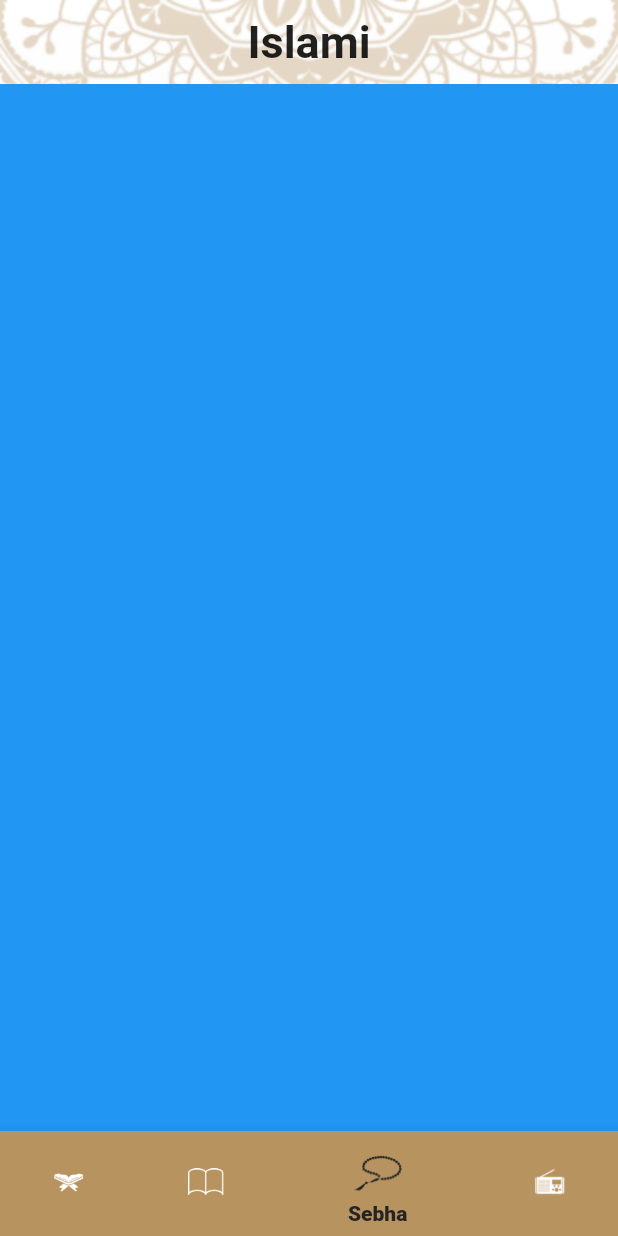
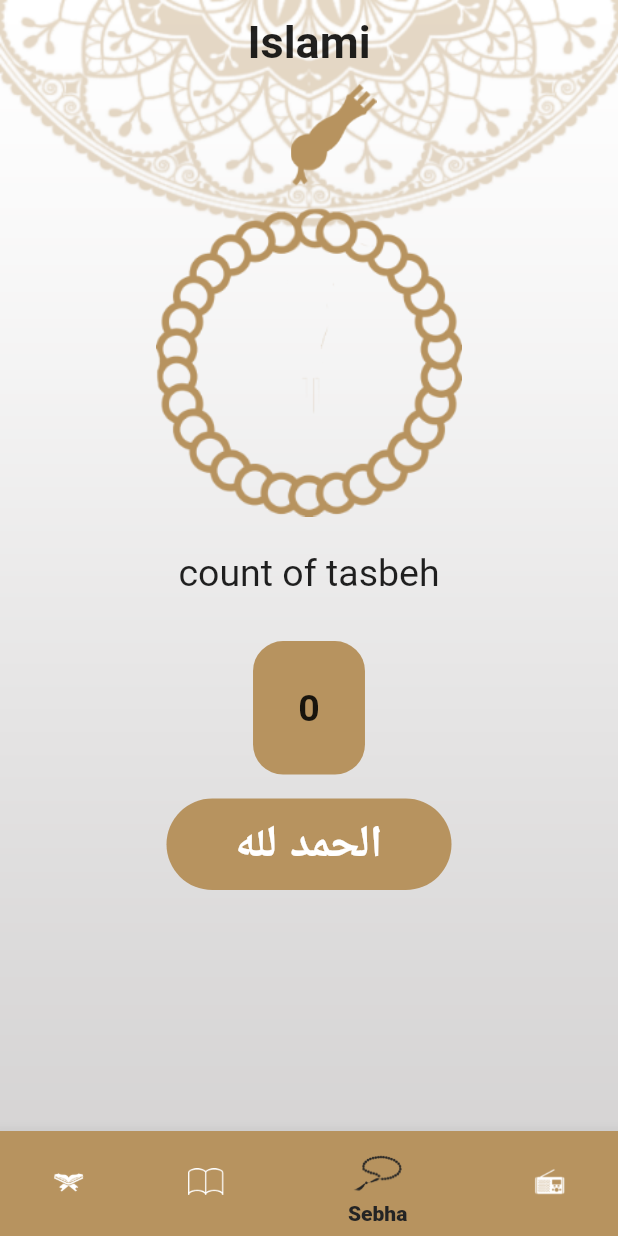
Before and after one commit to elnefyawi/islami_app_route, a Flutter app: the screen it shows after launch, item 3 of the bottom bar chosen, on a phone screen of 412 x 824 dp. Run offline on Flutter 3.47's test engine with Material 2 defaults, Android fonts, the phone set to English and light mode, and no system bars.

Commit message:
end_sebha_tab

```diff
--- a/lib/hadeth/Hadeth_details_screen.dart
+++ b/lib/hadeth/Hadeth_details_screen.dart
@@ -33,14 +33,14 @@ class _HadethDetailsScreenState extends State<HadethDetailsScreen> {
           margin: EdgeInsets.symmetric(
               vertical: MediaQuery.of(context).size.height * 0.06,
               horizontal: MediaQuery.of(context).size.width * 0.03),
-          padding: EdgeInsets.all(10),
+          padding: const EdgeInsets.all(10),
           decoration: BoxDecoration(
               color: MyTheme.whiteColor,
               borderRadius: BorderRadius.circular(15)),
           child: ListView.builder(
             itemBuilder: ((context, index) {
               return ItemHadethDetails(
-                contant: '${args.content[index]}',
+                contant: args.content[index],
               );
             }),
             itemCount: args.content.length,
--- a/lib/hadeth/hadeth_tab.dart
+++ b/lib/hadeth/hadeth_tab.dart
@@ -30,12 +30,12 @@ class _HadethTabState extends State<HadethTab> {
         thickness: 3,
       ),
       ahadethLines.isEmpty
-          ? Center(child: CircularProgressIndicator())
+          ? const Center(child: CircularProgressIndicator())
           : Expanded(
               child: ListView.separated(
                 separatorBuilder: (context, index) {
                   return Container(
-                    margin: EdgeInsets.all(10),
+                    margin: const EdgeInsets.all(10),
                   );
                 },
                 itemBuilder: (context, index) {
@@ -54,8 +54,6 @@ class _HadethTabState extends State<HadethTab> {
         await rootBundle.loadString('assets/files/hadeth.txt');
     List<String> hadethlist = hadethContant.split('#\r\n');
     for (int i = 0; i < hadethlist.length; i++) {
-      print(hadethlist[i]);
-      print('--------------');
       List<String> hadethLines = hadethlist[i].split('\n');
       String title = hadethLines[0];
       hadethLines.removeAt(0);
--- a/lib/my_theme.dart
+++ b/lib/my_theme.dart
@@ -5,6 +5,7 @@ class MyTheme {
   static Color primaryLight = const Color(0xffB7935F);
   static Color blackColor = const Color(0xff242424);
   static Color whiteColor = const Color(0xffFFFFFF);
+
   static ThemeData lightMode = ThemeData(
     primaryColor: primaryLight,
     scaffoldBackgroundColor: Colors.transparent,
--- a/lib/radio/redio_tab.dart
+++ b/lib/radio/redio_tab.dart
@@ -1,4 +1,5 @@
 import 'package:flutter/material.dart';
+import 'package:islami_app_route_1/my_theme.dart';
 
 class RedioTab extends StatelessWidget {
   @override
@@ -20,16 +21,22 @@ class RedioTab extends StatelessWidget {
               style: Theme.of(context).textTheme.titleMedium,
               textAlign: TextAlign.center,
             )),
-        const Row(
+        Row(
           mainAxisAlignment: MainAxisAlignment.spaceEvenly,
           children: [
             Icon(
               Icons.skip_previous,
+              color: MyTheme.primaryLight,
               size: 35,
             ),
-            Icon(Icons.play_arrow, size: 50),
+            Icon(
+              Icons.play_arrow,
+              size: 50,
+              color: MyTheme.primaryLight,
+            ),
             Icon(
               Icons.skip_next,
+              color: MyTheme.primaryLight,
               size: 35,
             ),
           ],
--- a/lib/sebha/sebha_tab.dart
+++ b/lib/sebha/sebha_tab.dart
@@ -1,10 +1,102 @@
 import 'package:flutter/material.dart';
+import 'package:islami_app_route_1/my_theme.dart';
 
-class SebhaTab extends StatelessWidget {
+class SebhaTab extends StatefulWidget {
+  @override
+  State<SebhaTab> createState() => _SebhaTabState();
+}
+
+class _SebhaTabState extends State<SebhaTab> {
+  int counter = 0;
+  String zekr = 'الحمد لله';
+
   @override
   Widget build(BuildContext context) {
-    return Container(
-      color: Colors.blue,
+    return Column(
+      crossAxisAlignment: CrossAxisAlignment.stretch,
+      children: [
+        Container(
+            margin:
+                EdgeInsets.only(left: MediaQuery.of(context).size.width * 0.08),
+            child: Image.asset(
+              'assets/images/sebha_logo_head.png',
+              height: MediaQuery.of(context).size.width * 0.2,
+              width: MediaQuery.of(context).size.width * 0.2,
+            )),
+        Container(
+            child: InkWell(
+                onTap: () {
+                  counter++;
+
+                  setState(() {
+                    if (counter <= 33) {
+                      zekr = 'الحمد لله';
+                    } else if (counter > 33 && counter <= 66) {
+                      zekr = 'الله اكبر';
+                    } else if (counter > 66 && counter <= 99) {
+                      zekr = 'سبحان الله';
+                    } else {
+                      zekr = 'لا الله الا الله';
+                    }
+                  });
+                },
+                child: Image.asset(
+                  'assets/images/sebha_logo_body.png',
+                  height: MediaQuery.of(context).size.width * 0.5,
+                  width: MediaQuery.of(context).size.width * 0.5,
+                ))),
+        Padding(
+          padding: const EdgeInsets.all(8.0),
+          child: Container(
+              margin: EdgeInsets.all(15),
+              child: Text(
+                'count of tasbeh',
+                textAlign: TextAlign.center,
+                style: Theme.of(context).textTheme.titleMedium,
+              )),
+        ),
+        Padding(
+          padding: const EdgeInsets.all(8.0),
+          child: Container(
+            margin: EdgeInsets.only(
+              left: MediaQuery.of(context).size.width * 0.39,
+              right: MediaQuery.of(context).size.width * 0.39,
+            ),
+            padding: EdgeInsets.only(top: 30, bottom: 30),
+            decoration: BoxDecoration(
+                borderRadius: BorderRadius.circular(20),
+                color: MyTheme.primaryLight),
+            child: Text(
+              '$counter',
+              textAlign: TextAlign.center,
+              style: Theme.of(context)
+                  .textTheme
+                  .titleMedium
+                  ?.copyWith(fontWeight: FontWeight.bold),
+            ),
+          ),
+        ),
+        Padding(
+          padding: const EdgeInsets.all(8.0),
+          child: Container(
+            margin: EdgeInsets.only(
+                left: MediaQuery.of(context).size.width * 0.25,
+                right: MediaQuery.of(context).size.width * 0.25),
+            padding: EdgeInsets.all(10),
+            decoration: BoxDecoration(
+                borderRadius: BorderRadius.circular(35),
+                color: MyTheme.primaryLight),
+            child: Text(
+              zekr,
+              textAlign: TextAlign.center,
+              style: Theme.of(context)
+                  .textTheme
+                  .titleLarge
+                  ?.copyWith(color: MyTheme.whiteColor),
+            ),
+          ),
+        ),
+      ],
     );
   }
 }
```
Also changed, not shown: assets/images/2.0x/sebha_logo_body@2x.png (added), assets/images/2.0x/sebha_logo_head@2x.png (added), assets/images/3.0x/sebha_logo_body@3x.png (added), assets/images/3.0x/sebha_logo_head@3x.png (added), assets/images/sebha_logo_body.png (added), assets/images/sebha_logo_head.png (added).
